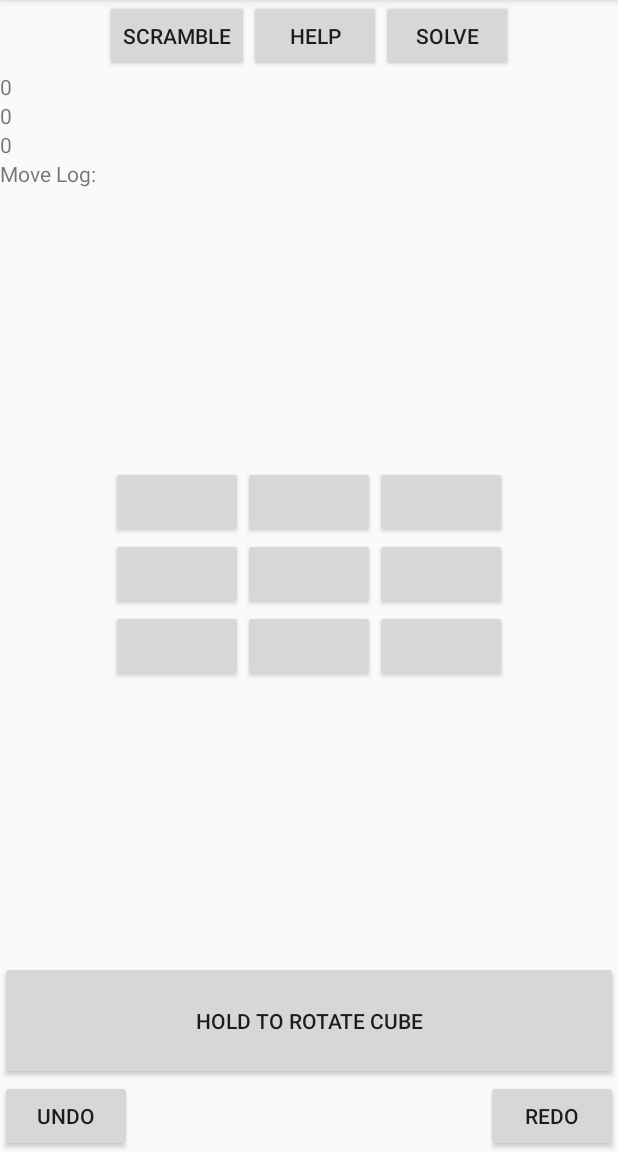
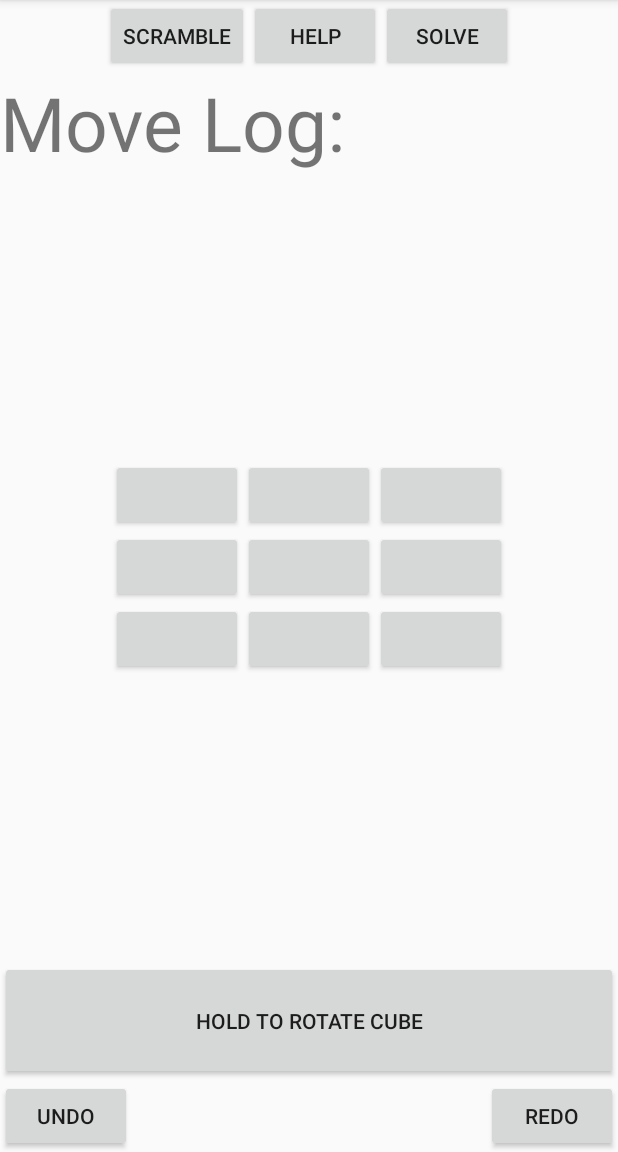
Before and after one commit to atwatanabe/RealCube, an Android app: the GameActivity screen opened directly, with no data from a screen before it, on a phone screen of 412 x 824 dp, the part 84-1236 px from its top. Run offline under Robolectric (Android 15) with nearby library versions, the phone set to English and light mode, and no system bars.

Commit message:
Contains the live-demo version of the code: removed the x/y/z coordinates from the GameActivity, text for the move log is larger. The new screenshots are in here, too.

```diff
--- a/app/build.gradle
+++ b/app/build.gradle
@@ -8,8 +8,8 @@ android {
         applicationId "atwatanabe.realcube"
         minSdkVersion 15
         targetSdkVersion 21
-        versionCode 2
-        versionName "1.1"
+        versionCode 3
+        versionName "1.1.1"
     }
     buildTypes {
         release {
--- a/app/src/main/AndroidManifest.xml
+++ b/app/src/main/AndroidManifest.xml
@@ -1,8 +1,8 @@
 <?xml version="1.1" encoding="utf-8"?>
 <manifest xmlns:android="http://schemas.android.com/apk/res/android"
     package="atwatanabe.realcube"
-    android:versionCode="2"
-    android:versionName="1.1">
+    android:versionCode="3"
+    android:versionName="1.1.1">
 
     <application
         android:allowBackup="true"
--- a/app/src/main/java/atwatanabe/realcube/GameActivity.java
+++ b/app/src/main/java/atwatanabe/realcube/GameActivity.java
@@ -26,7 +26,8 @@ import javax.microedition.khronos.opengles.GL10;
 
 public class GameActivity extends ActionBarActivity implements SensorEventListener
 {
-    private Sensor sensor;
+    private Sensor accSensor;
+    //private Sensor rotSensor;
     private SensorManager sensorManager;
     private CubeRenderer renderer;
     private GLSurfaceView glView;
@@ -52,14 +53,22 @@ public class GameActivity extends ActionBarActivity implements SensorEventListen
         setTitle(R.string.app_name);
 
         sensorManager = (SensorManager) getSystemService(Context.SENSOR_SERVICE);
-        sensor = sensorManager.getDefaultSensor(Sensor.TYPE_ROTATION_VECTOR);
-        sensorManager.registerListener(this, sensor, sensorManager.SENSOR_DELAY_GAME);
+        accSensor = sensorManager.getDefaultSensor(Sensor.TYPE_ACCELEROMETER);
+        //rotSensor = sensorManager.getDefaultSensor(Sensor.TYPE_ROTATION_VECTOR);
+        sensorManager.registerListener(this, accSensor, sensorManager.SENSOR_DELAY_GAME);
+        //sensorManager.registerListener(this, rotSensor, sensorManager.SENSOR_DELAY_GAME);
 
-        valXDisplay = (TextView)findViewById(R.id.valXDisplay);
-        valYDisplay = (TextView)findViewById(R.id.valYDisplay);
-        valYDisplay = (TextView)findViewById(R.id.valYDisplay);
+        //valXDisplay = (TextView)findViewById(R.id.valXDisplay);
+        //valYDisplay = (TextView)findViewById(R.id.valYDisplay);
+        //valYDisplay = (TextView)findViewById(R.id.valYDisplay);
 
-
+        /*
+        Sensor gyro = sensorManager.getDefaultSensor(Sensor.TYPE_GYROSCOPE);
+        if (gyro != null)
+            Log.i("gyroscope: ", "gyroscope exists!");
+        else
+            Log.i("gyroscope: ", "gyroscope does not exist!");
+        */
 
         //renderer = new CubeRenderer();
         //glView = new GLSurfaceView(this);
@@ -103,8 +112,6 @@ public class GameActivity extends ActionBarActivity implements SensorEventListen
                     {
                         pressed[0][0] = false;
                         System.arraycopy(rotationValues, 0, stopValues, 0, 3);
-                        //Log.i("StartValues: ", new Float(startValues[0]).toString() + ", " + new Float(startValues[1]).toString() + ", " + new Float(startValues[2]).toString());
-                        //Log.i("StopValues: ", new Float(stopValues[0]).toString() + ", " + new Float(stopValues[1]).toString() + ", " + new Float(stopValues[2]).toString());
                         rotation largest = getLargest();
                         Command cmd = new LeftCommand(cube, false);
                         switch (largest)
@@ -646,7 +653,8 @@ public class GameActivity extends ActionBarActivity implements SensorEventListen
     @Override
     protected void onResume() {
         super.onResume();
-        sensorManager.registerListener(this, sensor, sensorManager.SENSOR_DELAY_GAME);
+        sensorManager.registerListener(this, accSensor, sensorManager.SENSOR_DELAY_GAME);
+        //sensorManager.registerListener(this, rotSensor, sensorManager.SENSOR_DELAY_GAME);
         //renderer.start();
         //glView.onResume();
     }
@@ -667,29 +675,28 @@ public class GameActivity extends ActionBarActivity implements SensorEventListen
 
     public void onSensorChanged(SensorEvent event)
     {
-        if (event.sensor.getType() == Sensor.TYPE_ROTATION_VECTOR)
+        if (event.sensor.getType() == Sensor.TYPE_ACCELEROMETER)
         {
-            //SensorManager.getRotationMatrixFromVector(mRotationMatrix, event.values);
-            //Log.i("rotationSensor", new Float(mRotationMatrix[0]).toString());
-            //Log.i("rotation", new Float(event.values[0]).toString());
-
-            //if (pressed[0][0])
-                //Log.i("test", "It worked!");
-
-
             rotationValues = new float[3];
             System.arraycopy(event.values, 0, rotationValues, 0, 3);
 
+            /*
             valXDisplay = (TextView)findViewById(R.id.valXDisplay);
             valYDisplay = (TextView)findViewById(R.id.valYDisplay);
             valZDisplay = (TextView)findViewById(R.id.valZDisplay);
+            valXDisplay.setText(Float.toString(event.values[0]));
+            valYDisplay.setText(Float.toString(event.values[1]));
+            valZDisplay.setText(Float.toString(event.values[2]));
+            */
+        }
+        /*
+        else if (event.sensor.getType() == Sensor.TYPE_ROTATION_VECTOR)
+        {
+            rotationValues[2] = event.values[2];
             if (event != null)
-            {
-                valXDisplay.setText(new Float(event.values[0]).toString());
-                valYDisplay.setText(new Float(event.values[1]).toString());
                 valZDisplay.setText(new Float(event.values[2]).toString());
-            }
         }
+        */
     }
 
     @Override
@@ -707,7 +714,7 @@ public class GameActivity extends ActionBarActivity implements SensorEventListen
 
         public CubeRenderer()
         {
-            // find the rotation-vector sensor
+            // find the rotation-vector accSensor
             mSensor = sensorManager.getDefaultSensor(
                     Sensor.TYPE_ROTATION_VECTOR);
             cube = new Cube();
@@ -761,19 +768,9 @@ public class GameActivity extends ActionBarActivity implements SensorEventListen
         @Override
         public void onSensorChanged(SensorEvent event)
         {
-            //Log.i("onSensorChanged", event.toString());
-            if (event.sensor.getType() == Sensor.TYPE_ROTATION_VECTOR)
+            if (event.sensor.getType() == Sensor.TYPE_ACCELEROMETER)
             {
-                /*
-                float[] temp = new float[event.values.length];
-                for (int i = 0; i < temp.length; ++i)
-                {
-                    temp[i] = 2 * event.values[i];
-                }
-                */
-
                 SensorManager.getRotationMatrixFromVector(mRotationMatrix, event.values);
-                //Log.i("rotationSensor", new Float(mRotationMatrix[0]).toString());
             }
         }
 
--- a/app/src/main/res/layout/activity_game.xml
+++ b/app/src/main/res/layout/activity_game.xml
@@ -37,29 +37,33 @@
         android:layout_height="wrap_content"
         android:text="@string/moveLog"/-->
 
-    <TextView
+    <!--TextView
         android:id="@+id/valXDisplay"
         android:layout_width="wrap_content"
         android:layout_height="wrap_content"
-        android:text="0"/>
+        android:text="0"
+        android:textSize="40dp"/>
 
     <TextView
         android:id="@+id/valYDisplay"
         android:layout_width="wrap_content"
         android:layout_height="wrap_content"
-        android:text="0"/>
+        android:text="0"
+        android:textSize="40dp"/>
 
     <TextView
         android:id="@+id/valZDisplay"
         android:layout_width="wrap_content"
         android:layout_height="wrap_content"
-        android:text="0"/>
+        android:text="0"
+        android:textSize="40dp"/-->
 
     <TextView
         android:id="@+id/moveText"
         android:layout_width="wrap_content"
         android:layout_height="wrap_content"
-        android:text="@string/moveLog"/>
+        android:text="@string/moveLog"
+        android:textSize="50dp"/>
 
 
     <LinearLayout
@@ -84,7 +88,7 @@
             <Button
                 android:id="@+id/upRight"
                 android:layout_width="wrap_content"
-                android:layout_height="wrap_content" />
+                android:layout_height="wrap_content"/>
 
         </LinearLayout>
 
@@ -95,15 +99,15 @@
             <Button
                 android:id="@+id/middleLeft"
                 android:layout_width="wrap_content"
-                android:layout_height="wrap_content" />
+                android:layout_height="wrap_content"/>
             <Button
                 android:id="@+id/middleCenter"
                 android:layout_width="wrap_content"
-                android:layout_height="wrap_content" />
+                android:layout_height="wrap_content"/>
             <Button
                 android:id="@+id/middleRight"
                 android:layout_width="wrap_content"
-                android:layout_height="wrap_content" />
+                android:layout_height="wrap_content"/>
 
         </LinearLayout>
 
@@ -118,11 +122,11 @@
             <Button
                 android:id="@+id/downCenter"
                 android:layout_width="wrap_content"
-                android:layout_height="wrap_content" />
+                android:layout_height="wrap_content"/>
             <Button
                 android:id="@+id/downRight"
                 android:layout_width="wrap_content"
-                android:layout_height="wrap_content" />
+                android:layout_height="wrap_content"/>
 
         </LinearLayout>
 
```
Also changed, not shown: app/src/main/java/atwatanabe/realcube/Cube3x3.java (+39 -0 lines), 4 other files.
